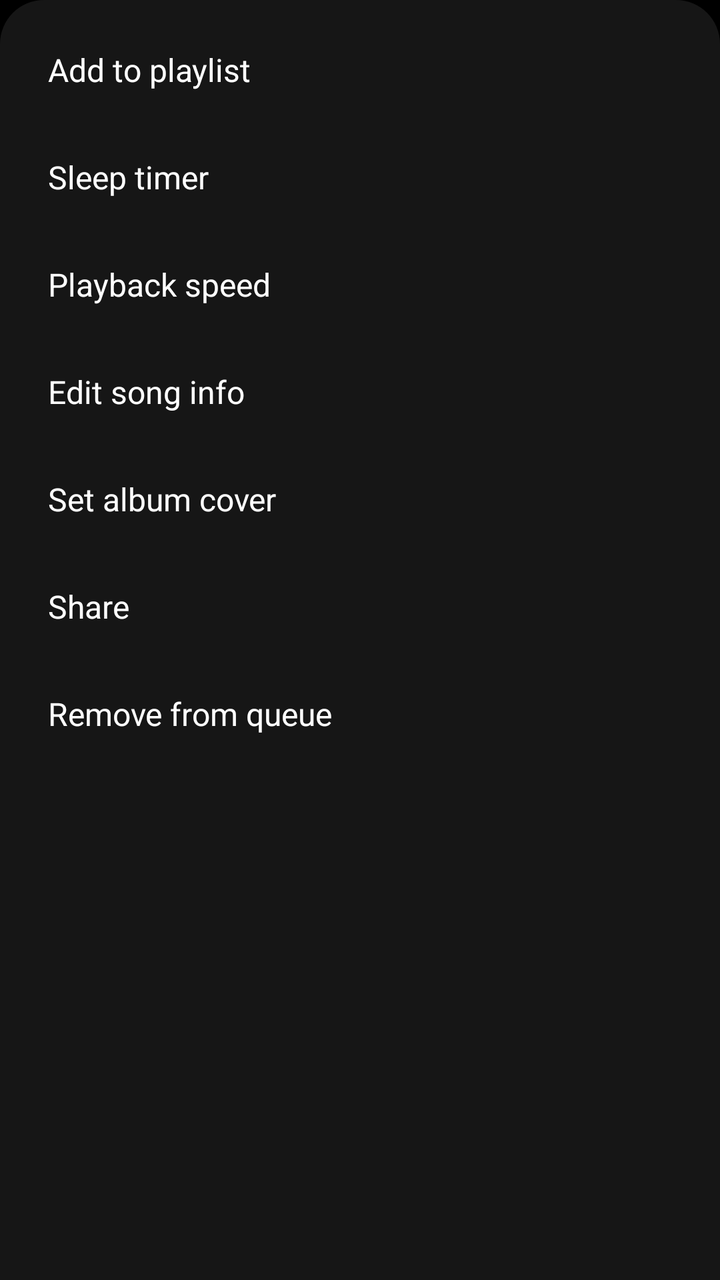
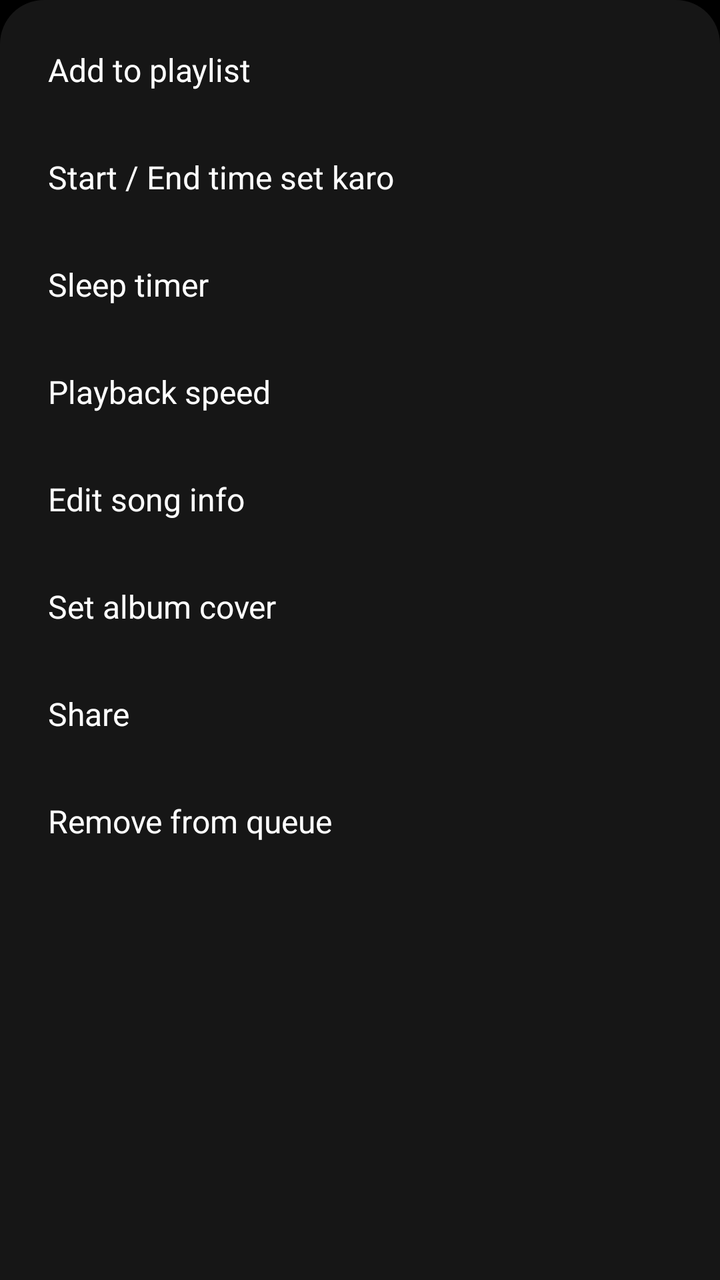

Compare the two renders of this Android layout. The source of the first and the diff that turns it into the second are given below.
<!-- AndroidManifest.xml: application theme Theme.UmarMusic -->
<!-- res/layout/sheet_song_menu.xml -->
<?xml version="1.0" encoding="utf-8"?>
<LinearLayout xmlns:android="http://schemas.android.com/apk/res/android"
    android:layout_width="match_parent" android:layout_height="wrap_content" android:orientation="vertical" android:background="@drawable/bg_sheet_top" android:padding="8dp">
    <TextView android:id="@+id/mAdd" style="@style/MenuRow" android:text="@string/add_to_playlist" />
    <TextView android:id="@+id/mSleep" style="@style/MenuRow" android:text="@string/sleep_timer" />
    <TextView android:id="@+id/mSpeed" style="@style/MenuRow" android:text="@string/playback_speed" />
    <TextView android:id="@+id/mEdit" style="@style/MenuRow" android:text="@string/edit_song_info" />
    <TextView android:id="@+id/mCover" style="@style/MenuRow" android:text="@string/set_album_cover" />
    <TextView android:id="@+id/mShare" style="@style/MenuRow" android:text="@string/share" />
    <TextView android:id="@+id/mRemove" style="@style/MenuRow" android:text="@string/remove_from_queue" />
</LinearLayout>
<!-- resources referenced by this layout -->
<resources>
  <!-- drawable bg_sheet_top (drawable) -->
  <shape xmlns:android="http://schemas.android.com/apk/res/android" android:shape="rectangle"><solid android:color="@color/sheet_bg"/><corners android:topLeftRadius="22dp" android:topRightRadius="22dp"/></shape>
  <string name="add_to_playlist">Add to playlist</string>
  <string name="edit_song_info">Edit song info</string>
  <string name="playback_speed">Playback speed</string>
  <string name="remove_from_queue">Remove from queue</string>
  <string name="set_album_cover">Set album cover</string>
  <string name="share">Share</string>
  <string name="sleep_timer">Sleep timer</string>
  <style name="MenuRow">
          <item name="android:layout_width">match_parent</item>
          <item name="android:layout_height">wrap_content</item>
          <item name="android:padding">16dp</item>
          <item name="android:textColor">@color/white</item>
          <item name="android:textSize">16sp</item>
          <item name="android:background">?attr/selectableItemBackground</item>
      </style>
  <style name="Theme.UmarMusic" parent="Theme.Material3.DayNight.NoActionBar">
          <item name="android:windowBackground">@color/black</item>
          <item name="android:statusBarColor">@color/black</item>
          <item name="android:navigationBarColor">@color/black</item>
      </style>
  <color name="sheet_bg">#FF161616</color>
  <color name="white">#FFFFFFFF</color>
  <color name="black">#FF000000</color>
</resources>

<!-- the commit's change to res/layout/sheet_song_menu.xml (unified diff, before → after) -->
@@ -2,6 +2,7 @@
 <LinearLayout xmlns:android="http://schemas.android.com/apk/res/android"
     android:layout_width="match_parent" android:layout_height="wrap_content" android:orientation="vertical" android:background="@drawable/bg_sheet_top" android:padding="8dp">
     <TextView android:id="@+id/mAdd" style="@style/MenuRow" android:text="@string/add_to_playlist" />
+    <TextView android:id="@+id/mTrim" style="@style/MenuRow" android:text="Start / End time set karo" />
     <TextView android:id="@+id/mSleep" style="@style/MenuRow" android:text="@string/sleep_timer" />
     <TextView android:id="@+id/mSpeed" style="@style/MenuRow" android:text="@string/playback_speed" />
     <TextView android:id="@+id/mEdit" style="@style/MenuRow" android:text="@string/edit_song_info" />
